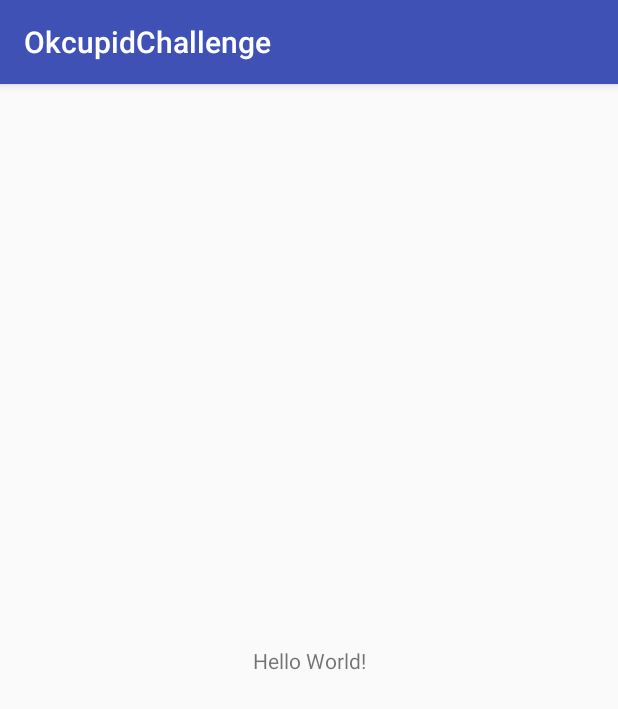
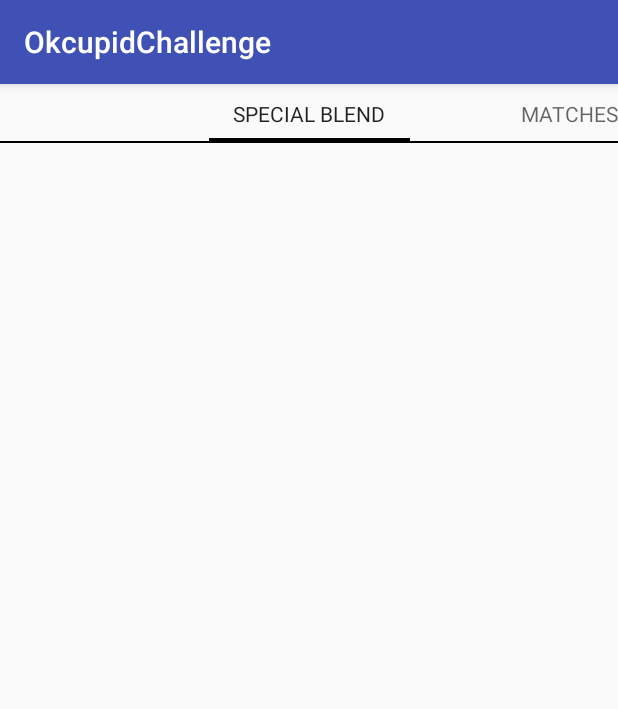
Before and after one commit to jorgereina1986/okcupidchallenge, an Android app: the screen it shows after launch (MainActivity), on a phone screen of 412 x 824 dp. Shown: the top 709 px of the screen. Run offline under Robolectric (Android 15) with nearby library versions, the phone set to English and light mode, and no system bars.

Commit message:
added viewpager setup

```diff
--- a/app/build.gradle
+++ b/app/build.gradle
@@ -1,11 +1,11 @@
 apply plugin: 'com.android.application'
 
 android {
-    compileSdkVersion 26
+    compileSdkVersion 27
     defaultConfig {
         applicationId "com.jorgereina.www.okcupidchallenge"
         minSdkVersion 15
-        targetSdkVersion 26
+        targetSdkVersion 27
         versionCode 1
         versionName "1.0"
         testInstrumentationRunner "android.support.test.runner.AndroidJUnitRunner"
@@ -20,8 +20,11 @@ android {
 
 dependencies {
     implementation fileTree(dir: 'libs', include: ['*.jar'])
-    implementation 'com.android.support:appcompat-v7:26.1.0'
+    implementation 'com.android.support:appcompat-v7:27.0.2'
     implementation 'com.android.support.constraint:constraint-layout:1.0.2'
+    implementation 'com.android.support:recyclerview-v7:27.0.2'
+    implementation 'com.squareup.retrofit2:retrofit:2.3.0'
+    implementation 'com.squareup.picasso:picasso:2.5.2'
     testImplementation 'junit:junit:4.12'
     androidTestImplementation 'com.android.support.test:runner:1.0.1'
     androidTestImplementation 'com.android.support.test.espresso:espresso-core:3.0.1'
--- a/app/src/main/java/com/jorgereina/www/okcupidchallenge/MainActivity.java
+++ b/app/src/main/java/com/jorgereina/www/okcupidchallenge/MainActivity.java
@@ -1,13 +1,23 @@
 package com.jorgereina.www.okcupidchallenge;
 
+import android.support.v4.view.PagerAdapter;
+import android.support.v4.view.ViewPager;
 import android.support.v7.app.AppCompatActivity;
 import android.os.Bundle;
 
 public class MainActivity extends AppCompatActivity {
 
+    private ViewPager viewPager;
+    private PagerAdapter pagerAdapter;
+
+
     @Override
     protected void onCreate(Bundle savedInstanceState) {
         super.onCreate(savedInstanceState);
         setContentView(R.layout.activity_main);
+
+        viewPager =  findViewById(R.id.view_pager);
+        pagerAdapter = new OkcPagerAdapter(getSupportFragmentManager());
+        viewPager.setAdapter(pagerAdapter);
     }
 }
--- /dev/null
+++ b/app/src/main/java/com/jorgereina/www/okcupidchallenge/MatchesFragment.java
@@ -0,0 +1,10 @@
+package com.jorgereina.www.okcupidchallenge;
+
+import android.support.v4.app.Fragment;
+
+/**
+ * Created by jorgereina on 2/26/18.
+ */
+
+public class MatchesFragment extends Fragment {
+}
--- /dev/null
+++ b/app/src/main/java/com/jorgereina/www/okcupidchallenge/OkcPagerAdapter.java
@@ -0,0 +1,58 @@
+package com.jorgereina.www.okcupidchallenge;
+
+import android.support.annotation.Nullable;
+import android.support.v4.app.Fragment;
+import android.support.v4.app.FragmentManager;
+import android.support.v4.app.FragmentPagerAdapter;
+import android.support.v4.app.FragmentStatePagerAdapter;
+
+/**
+ * Created by jorgereina on 2/26/18.
+ */
+
+public class OkcPagerAdapter extends FragmentPagerAdapter {
+
+    private static final int NUM_PAGES = 2;
+
+    public OkcPagerAdapter(FragmentManager fm) {
+        super(fm);
+    }
+
+    @Override
+    public Fragment getItem(int position) {
+
+        Fragment fragment = null;
+        switch (position) {
+            case 0:
+                fragment = new SpecialBlendFragment();
+                break;
+            case 1:
+                fragment = new MatchesFragment();
+                break;
+            default:
+                return null;
+
+        }
+        return fragment;
+    }
+
+    @Override
+    public int getCount() {
+        return NUM_PAGES;
+    }
+
+    @Nullable
+    @Override
+    public CharSequence getPageTitle(int position) {
+        switch (position) {
+            case 0:
+                return "SPECIAL BLEND";
+            case 1:
+                return "MATCHES";
+            default:
+                return null;
+        }
+    }
+
+
+}
--- /dev/null
+++ b/app/src/main/java/com/jorgereina/www/okcupidchallenge/SpecialBlendFragment.java
@@ -0,0 +1,10 @@
+package com.jorgereina.www.okcupidchallenge;
+
+import android.app.Fragment;
+
+/**
+ * Created by jorgereina on 2/26/18.
+ */
+
+public class SpecialBlendFragment extends android.support.v4.app.Fragment {
+}
--- a/app/src/main/res/layout/activity_main.xml
+++ b/app/src/main/res/layout/activity_main.xml
@@ -6,13 +6,17 @@
     android:layout_height="match_parent"
     tools:context="com.jorgereina.www.okcupidchallenge.MainActivity">
 
-    <TextView
-        android:layout_width="wrap_content"
-        android:layout_height="wrap_content"
-        android:text="Hello World!"
-        app:layout_constraintBottom_toBottomOf="parent"
-        app:layout_constraintLeft_toLeftOf="parent"
-        app:layout_constraintRight_toRightOf="parent"
-        app:layout_constraintTop_toTopOf="parent" />
+    <android.support.v4.view.ViewPager
+        android:layout_width="match_parent"
+        android:layout_height="match_parent"
+        android:id="@+id/view_pager">
+
+        <android.support.v4.view.PagerTabStrip
+            android:layout_width="match_parent"
+            android:layout_height="wrap_content"
+            android:paddingTop="10dp"
+            android:paddingBottom="10dp">
+        </android.support.v4.view.PagerTabStrip>
+    </android.support.v4.view.ViewPager>
 
 </android.support.constraint.ConstraintLayout>
```
